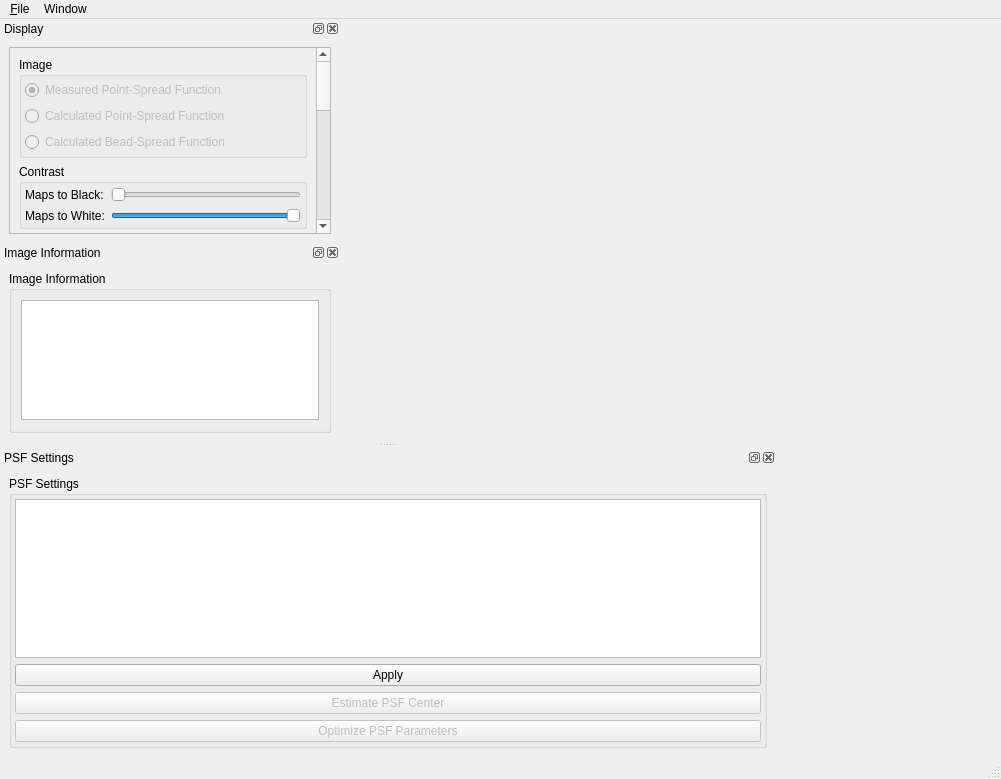
First picture: the form in apps/VisualPSFOptimizer/VisualPSFOptimizer.ui, repository CISMM/PSFEstimator, before the edit.
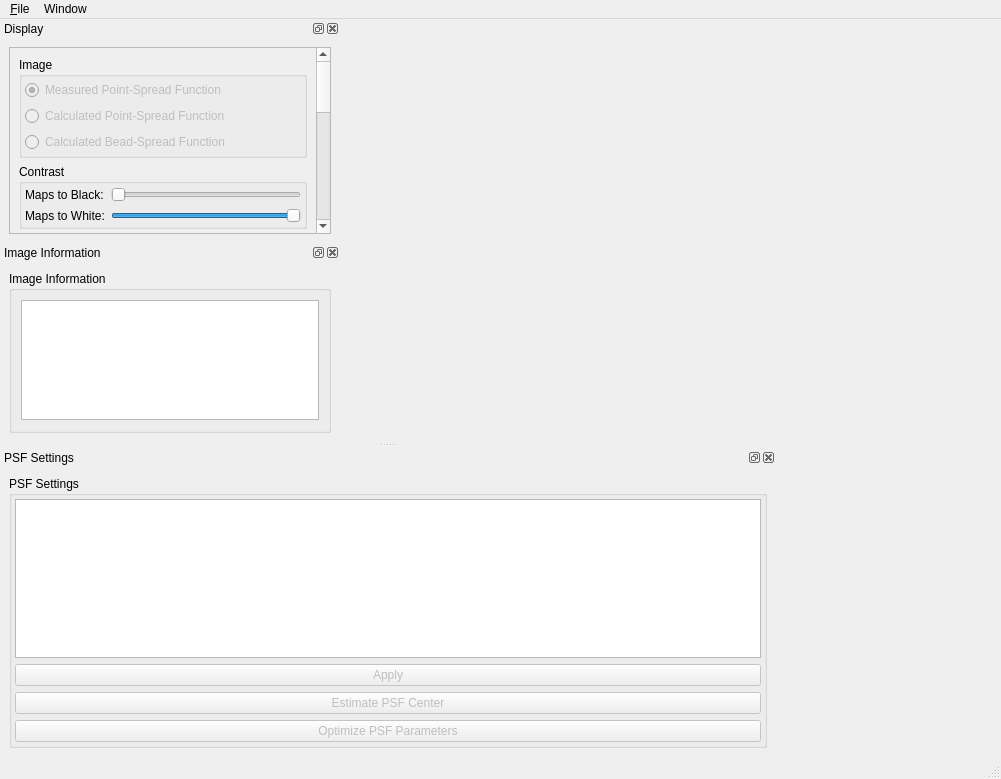
Second picture: the form after the edit. Custom widgets are drawn as their Qt base class.

```diff
--- a/apps/VisualPSFOptimizer/VisualPSFOptimizer.ui
+++ b/apps/VisualPSFOptimizer/VisualPSFOptimizer.ui
@@ -555,34 +555,6 @@
            </layout>
           </widget>
          </item>
-         <item>
-          <widget class="QPushButton" name="applyButton">
-           <property name="enabled">
-            <bool>true</bool>
-           </property>
-           <property name="sizePolicy">
-            <sizepolicy hsizetype="Minimum" vsizetype="Fixed">
-             <horstretch>0</horstretch>
-             <verstretch>0</verstretch>
-            </sizepolicy>
-           </property>
-           <property name="maximumSize">
-            <size>
-             <width>16777215</width>
-             <height>16777215</height>
-            </size>
-           </property>
-           <property name="toolTip">
-            <string>Apply changes to the image filter and visualization.</string>
-           </property>
-           <property name="layoutDirection">
-            <enum>Qt::LeftToRight</enum>
-           </property>
-           <property name="text">
-            <string>Apply</string>
-           </property>
-          </widget>
-         </item>
          <item>
           <spacer name="verticalSpacer">
            <property name="orientation">
@@ -756,13 +728,16 @@
          </widget>
         </item>
         <item>
-         <widget class="QPushButton" name="applyButton2">
+         <widget class="QPushButton" name="applyButton">
           <property name="enabled">
-           <bool>true</bool>
+           <bool>false</bool>
           </property>
           <property name="text">
            <string>Apply</string>
           </property>
+          <property name="checkable">
+           <bool>false</bool>
+          </property>
          </widget>
         </item>
         <item>
```
Left out of the diff: 20 changed lines with no effect on the pictures.
